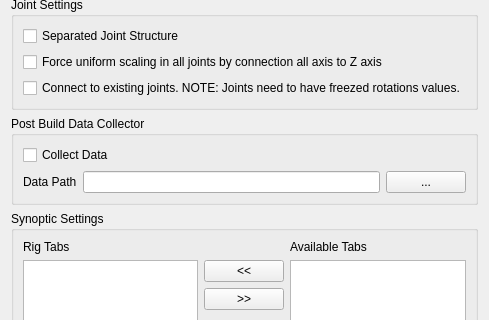
Qt form release/scripts/mgear/shifter/guide_ui.ui (mgear-dev/mgear4) before a commit; both pictures show x 0 to 489 and y 422 to 742 of the 489 by 920 pixel window.
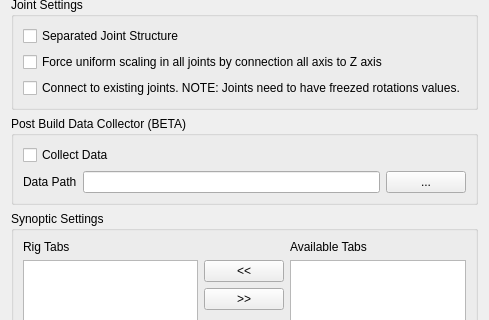
The same form after that commit.

Commit message: Shifter: mark data collector feature as BETA #31

```diff
--- a/release/scripts/mgear/shifter/guide_ui.ui
+++ b/release/scripts/mgear/shifter/guide_ui.ui
@@ -896,7 +896,7 @@
    <item row="5" column="0">
     <widget class="QGroupBox" name="groupBox_8">
      <property name="title">
-      <string>Post Build Data Collector</string>
+      <string>Post Build Data Collector (BETA)</string>
      </property>
      <layout class="QGridLayout" name="gridLayout_12">
       <item row="0" column="0">
```
The commit also changes 1 other file.
